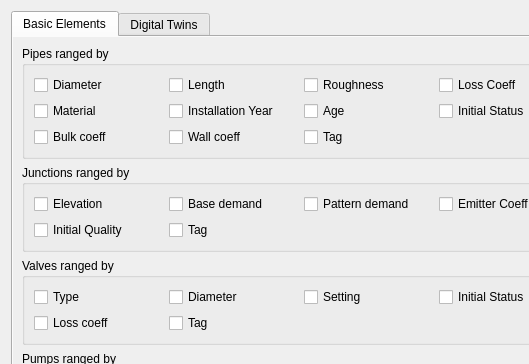
First picture: the form in ui/queries/qgisred_thematicmaps_dialog.ui, repository qgisred/QGISRed, before the edit; both pictures show x 0 to 529 and y 0 to 364 of the 616 by 594 pixel window.
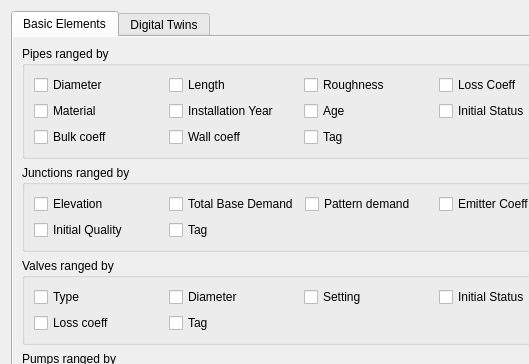
Second picture: the form after the edit.

Commit message: [ThematicMaps] Classify total base demands with pretty breaks and Flannery sizes

```diff
--- a/ui/queries/qgisred_thematicmaps_dialog.ui
+++ b/ui/queries/qgisred_thematicmaps_dialog.ui
@@ -191,7 +191,7 @@
               <item row="0" column="1">
                <widget class="QCheckBox" name="cbJunctionsBaseDemand">
                 <property name="text">
-                 <string>Base demand</string>
+                 <string>Total Base Demand</string>
                 </property>
                </widget>
               </item>
```
The commit also changes 6 other files.
